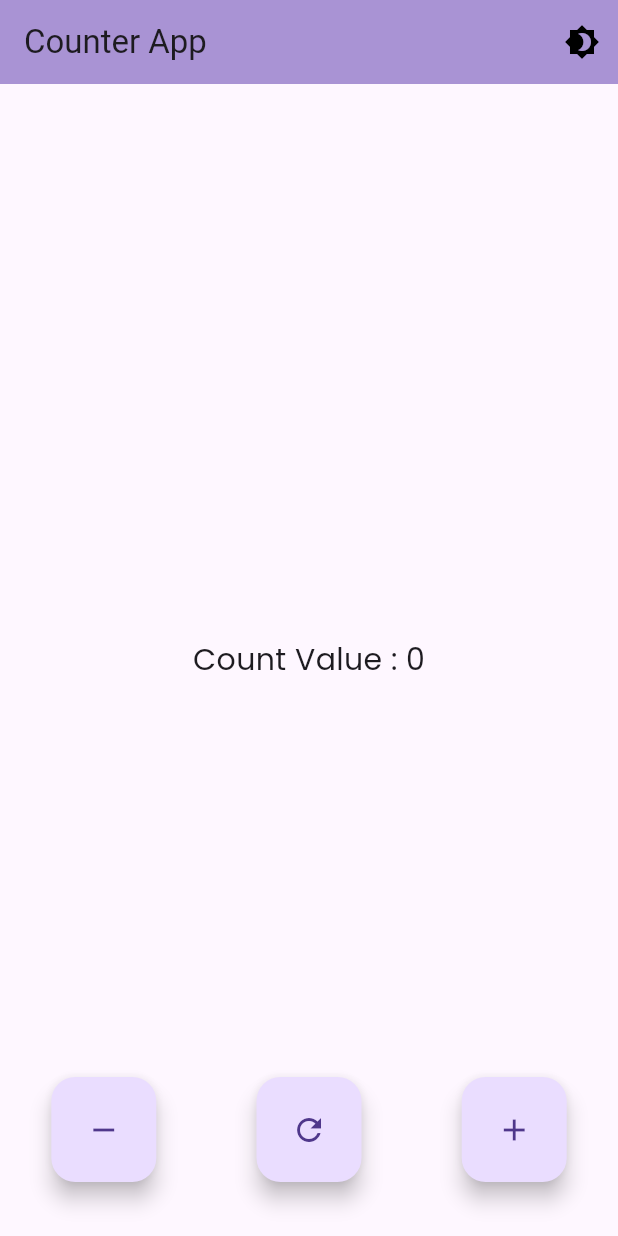
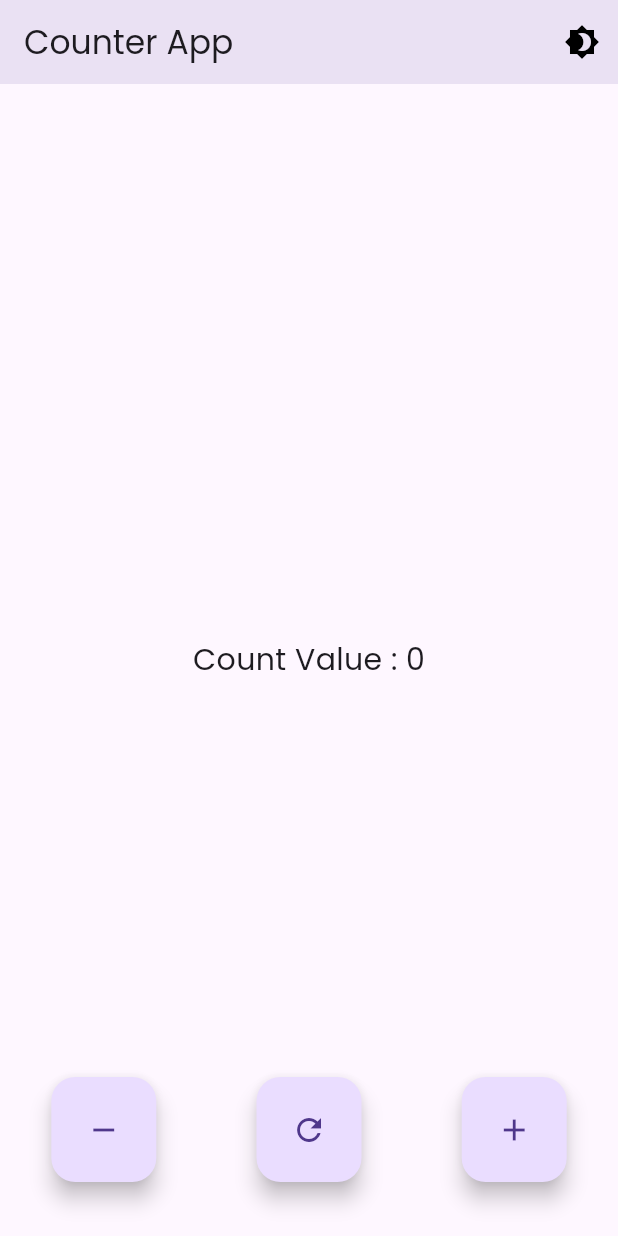
Before and after one commit to nivethan30/Flutter_Counter_App_Provider_State_Management, a Flutter app: the screen it shows after launch, on a phone screen of 412 x 824 dp. Run offline on Flutter 3.47's test engine with Material 3 defaults, Android fonts, the phone set to English and light mode, and no system bars; our stand-ins replace google_fonts, shared_preferences.

Commit message:
Updated fonts

```diff
--- a/lib/pages/home_screen.dart
+++ b/lib/pages/home_screen.dart
@@ -10,8 +10,10 @@ class HomeScreen extends StatelessWidget {
       return SafeArea(
         child: Scaffold(
             appBar: AppBar(
-              title: const Text("Counter App"),
-              backgroundColor: Colors.deepPurple.shade200,
+              title: Text(
+                "Counter App",
+                style: GoogleFonts.poppins(),
+              ),
               elevation: 10,
               actions: [
                 IconButton(
--- a/lib/provider/theme_provider.dart
+++ b/lib/provider/theme_provider.dart
@@ -2,8 +2,8 @@ import '../core/core.dart';
 
 class ThemeProvider extends ChangeNotifier {
   late ThemeData _themeData = _lightTheme;
-  final ThemeData _lightTheme = ThemeData.light();
-  final ThemeData _darkTheme = ThemeData.dark();
+  final ThemeData _lightTheme = ThemeData.light(useMaterial3: true);
+  final ThemeData _darkTheme = ThemeData.dark(useMaterial3: true);
 
   ThemeData get themeData => _themeData;
   ThemeData get lightTheme => _lightTheme;
```
Also changed, not shown: pubspec.lock.
